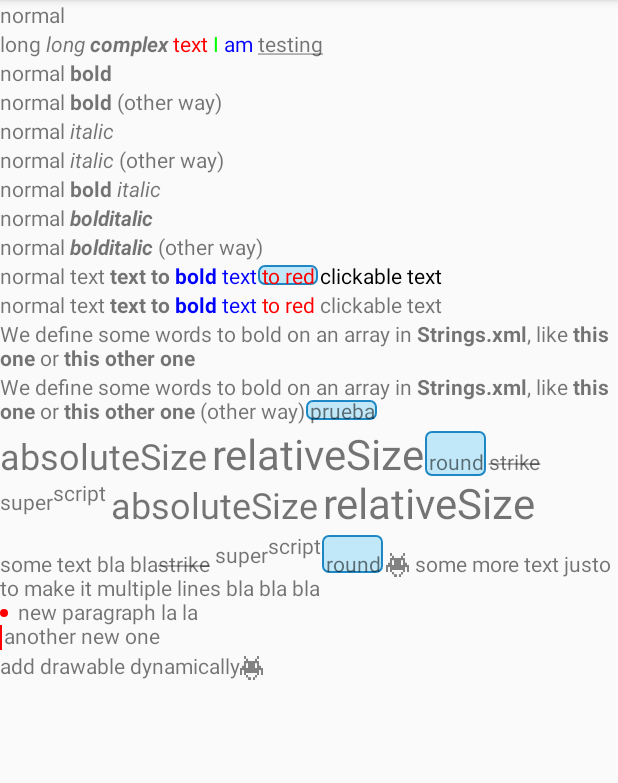
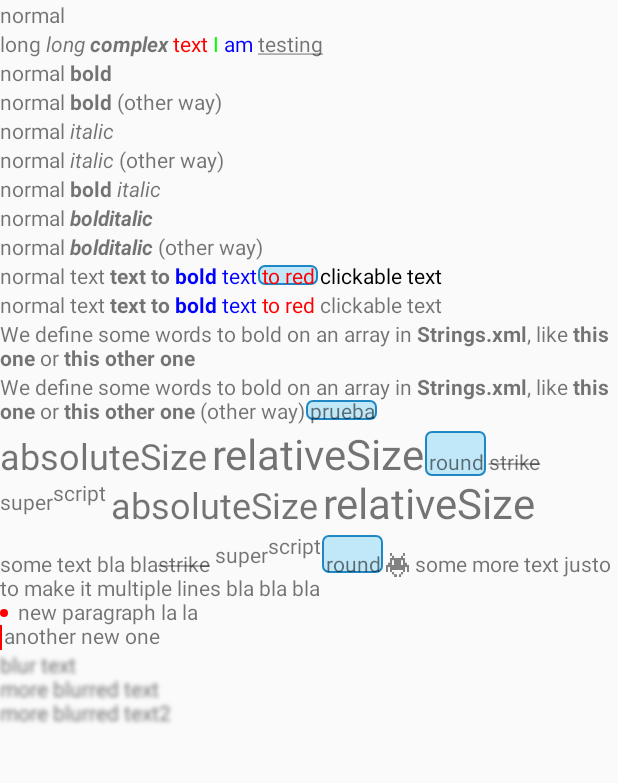
Before and after one commit to irontec/InkSpannable, an Android app: the screen it shows after launch (MainActivity), on a phone screen of 412 x 824 dp, the part 84-867 px from its top. Run offline under Robolectric (Android 15) with nearby library versions, the phone set to English and light mode, and no system bars; our stand-ins replace Timber.

Commit message:
Added blur

```diff
--- a/app/src/main/AndroidManifest.xml
+++ b/app/src/main/AndroidManifest.xml
@@ -6,6 +6,7 @@
 		android:allowBackup="true"
 		android:icon="@mipmap/ic_launcher"
 		android:label="@string/app_name"
+		android:hardwareAccelerated="false"
 		android:roundIcon="@mipmap/ic_launcher_round"
 		android:supportsRtl="true"
 		android:name=".AppCtrl"
--- a/app/src/main/java/com/inlacou/inkspannablelibraryproject/MainActivity.kt
+++ b/app/src/main/java/com/inlacou/inkspannablelibraryproject/MainActivity.kt
@@ -2,6 +2,7 @@ package com.inlacou.inkspannablelibraryproject
 
 import android.content.Context
 import android.content.res.Resources
+import android.graphics.BlurMaskFilter
 import android.os.Build
 import androidx.appcompat.app.AppCompatActivity
 import android.os.Bundle
@@ -104,8 +105,10 @@ class MainActivity : AppCompatActivity() {
 						.build()
 			})
 			addView(RoundedBgTextView(context).apply {
-				text = InkSpannableBuilder("add drawable dynamically")
-						.addDrawable(R.drawable.space_invader, 16.dpToPx(), 16.dpToPx())
+				text = InkSpannableBuilder("")
+						.addTextBlur("blur text\n")
+						.addTextBlur("more blurred text\n")
+						.addTextBlur("more blurred text2\n")
 						.build()
 			})
 		}
--- a/inkspannable/src/main/java/com/inlacou/inkspannable/SpannableExtensions.kt
+++ b/inkspannable/src/main/java/com/inlacou/inkspannable/SpannableExtensions.kt
@@ -1,5 +1,7 @@
 package com.inlacou.inkspannable
 
+import android.content.res.Resources
+import android.graphics.BlurMaskFilter
 import android.graphics.Typeface
 import android.graphics.drawable.Drawable
 import android.os.Build
@@ -11,6 +13,8 @@ import android.text.style.*
 import android.util.Log
 import android.view.View
 import androidx.annotation.RequiresApi
+import com.inlacou.inkspannable.spans.DrawableDrawableSpan
+import com.inlacou.inkspannable.spans.ResDrawableSpan
 
 fun Spannable.applyMod(modifier: TextSpanMod, from: Int = 0, to: Int = length): Spannable {
     modifier.typeface?.let { applyTypeface(it, from, to) }
@@ -19,11 +23,23 @@ fun Spannable.applyMod(modifier: TextSpanMod, from: Int = 0, to: Int = length):
     modifier.underline?.let { applyUnderline(it, from, to) }
     modifier.round?.let { applyRounded(it, from, to) }
     modifier.superScript?.let { applySuperScript(it, from, to) }
+    modifier.subScript?.let { applySubScript(it, from, to) }
+    modifier.blur?.let {
+        if(modifier.blurRadius!=null && modifier.blurStyle!=null) {
+            applyBlur(it, modifier.blurRadius, modifier.blurStyle, from, to)
+        } else if(modifier.blurRadius!=null) {
+            applyBlur(it, radius = modifier.blurRadius, from = from, to = to)
+        } else if(modifier.blurStyle!=null) {
+            applyBlur(it, style = modifier.blurStyle, from = from, to = to)
+        } else {
+            applyBlur(it, from = from, to = to)
+        }
+    }
     modifier.relativeSize?.let { applyRelativeSize(it, from, to) }
     modifier.absoluteSize?.let { applyAbsoluteSize(it, modifier.absoluteSizeDip ?: true, from, to) }
     modifier.strike?.let { applyStrike(it, from, to) }
     modifier.drawable?.let {
-        if(modifier.drawableWidth!=null && modifier.drawableHeight!=null){
+        if(modifier.drawableWidth!=null && modifier.drawableHeight!=null) {
             applyDynamicDrawable(it, width = modifier.drawableWidth, height = modifier.drawableHeight, from = from, to = to)
         }else if(modifier.drawableWidth!=null){
             applyDynamicDrawable(it, width = modifier.drawableWidth, from = from, to = to)
@@ -34,7 +50,7 @@ fun Spannable.applyMod(modifier: TextSpanMod, from: Int = 0, to: Int = length):
         }
     }
     modifier.drawableResId?.let {
-        if(modifier.drawableWidth!=null && modifier.drawableHeight!=null){
+        if(modifier.drawableWidth!=null && modifier.drawableHeight!=null) {
             applyDynamicDrawable(it, width = modifier.drawableWidth, height = modifier.drawableHeight, from = from, to = to)
         }else if(modifier.drawableWidth!=null){
             applyDynamicDrawable(it, width = modifier.drawableWidth, from = from, to = to)
@@ -45,13 +61,13 @@ fun Spannable.applyMod(modifier: TextSpanMod, from: Int = 0, to: Int = length):
         }
     }
     modifier.bulletColor?.let {
-        if(modifier.bulletRadius!=null && Build.VERSION.SDK_INT>=Build.VERSION_CODES.P && modifier.bulletGap!=null){
+        if(modifier.bulletRadius!=null && Build.VERSION.SDK_INT>=Build.VERSION_CODES.P && modifier.bulletGap!=null) {
             applyBullet(color = it, gap = modifier.bulletGap, radius = modifier.bulletRadius, from = from, to = to)
-        }else if(modifier.bulletGap!=null){
+        } else if(modifier.bulletGap!=null) {
             applyBullet(color = it, gap = modifier.bulletGap, from = from, to = to)
-        }else if(modifier.bulletRadius!=null && Build.VERSION.SDK_INT>=Build.VERSION_CODES.P) {
+        } else if(modifier.bulletRadius!=null && Build.VERSION.SDK_INT>=Build.VERSION_CODES.P) {
             applyBullet(color = it, radius = modifier.bulletRadius, from = from, to = to)
-        }else{
+        } else {
             applyBullet(color = it, from = from, to = to)
         }
     }
@@ -91,9 +107,23 @@ fun Spannable.applyStrike(strike: Boolean, from: Int = 0, to: Int = length): Spa
     return this
 }
 
-fun Spannable.applySuperScript(strike: Boolean, from: Int = 0, to: Int = length): Spannable {
-    if(strike) setSpan(SuperscriptSpan(), from, to, Spanned.SPAN_EXCLUSIVE_EXCLUSIVE)
+fun Spannable.applySuperScript(superScript: Boolean, from: Int = 0, to: Int = length): Spannable {
+    if(superScript) setSpan(SuperscriptSpan(), from, to, Spanned.SPAN_EXCLUSIVE_EXCLUSIVE)
     else getSpans(from, to, SuperscriptSpan::class.java).forEach { removeSpan(it) }
+    return this
+}
+
+fun Spannable.applySubScript(subScript: Boolean, from: Int = 0, to: Int = length): Spannable {
+    if(subScript) setSpan(SubscriptSpan(), from, to, Spanned.SPAN_EXCLUSIVE_EXCLUSIVE)
+    else getSpans(from, to, SubscriptSpan::class.java).forEach { removeSpan(it) }
+    return this
+}
+
+/** Needs android:hardwareAccelerated="false" on manifest */
+fun Spannable.applyBlur(blur: Boolean, radius: Float = 3f, style: BlurMaskFilter.Blur = BlurMaskFilter.Blur.NORMAL, from: Int = 0, to: Int = length): Spannable {
+    Log.d("applyBlur", "${substring(from, to)}, radius: $radius, style: $style")
+    if(blur) setSpan(MaskFilterSpan(BlurMaskFilter(radius, style)), from, to, Spanned.SPAN_EXCLUSIVE_EXCLUSIVE)
+    else getSpans(from, to, BlurMaskFilter::class.java).forEach { removeSpan(it) }
     return this
 }
 
@@ -113,6 +143,19 @@ fun Spannable.applySuggestions(list: List<String>, flags: Int = SuggestionSpan.F
 fun Spannable.applyDrawableMargin(drawable: Drawable, pad: Int, from: Int = 0, to: Int = length): Spannable {
     setSpan(DrawableMarginSpan(drawable, pad), from, to, Spanned.SPAN_EXCLUSIVE_EXCLUSIVE)
     return this
+}
+
+fun Spannable.applyDrawableMargin(resId: Int, pad: Int, from: Int = 0, to: Int = length): Spannable {
+    val drawable = InkSpannableConfig.context!!.get()!!.resources.getDrawableCompat(resId)
+    return applyDrawableMargin(drawable, pad, from, to)
+}
+
+private fun Resources.getDrawableCompat(resId: Int): Drawable {
+    return if (Build.VERSION.SDK_INT >= Build.VERSION_CODES.M) {
+        this.getDrawable(resId, null)
+    }else{
+        this.getDrawable(resId)
+    }
 }
 
 fun Spannable.applyDynamicDrawable(drawable: Drawable, width: Int? = null, height: Int? = null, alignment: Int = DynamicDrawableSpan.ALIGN_BASELINE, from: Int = 0, to: Int = length): Spannable {
--- a/inkspannable/src/main/java/com/inlacou/inkspannable/TextSpanMod.kt
+++ b/inkspannable/src/main/java/com/inlacou/inkspannable/TextSpanMod.kt
@@ -1,5 +1,6 @@
 package com.inlacou.inkspannable
 
+import android.graphics.BlurMaskFilter
 import android.graphics.drawable.Drawable
 import android.view.View
 
@@ -9,6 +10,11 @@ data class TextSpanMod(
 		val round: Boolean? = null,
 		val strike: Boolean? = null,
 		val superScript: Boolean? = null,
+		val subScript: Boolean? = null,
+		/** Needs android:hardwareAccelerated="false" on manifest */
+		val blur: Boolean? = null,
+		val blurRadius: Float? = null,
+		val blurStyle: BlurMaskFilter.Blur? = null,
 		val quoteColor: Int? = null,
 		val quoteStripeWidth: Int? = null,
 		val quoteGapWidth: Int? = null,
--- a/inkspannable/src/main/java/com/inlacou/inkspannable/DrawableDrawableSpan.kt
+++ b/inkspannable/src/main/java/com/inlacou/inkspannable/spans/DrawableDrawableSpan.kt
@@ -1,4 +1,4 @@
-package com.inlacou.inkspannable
+package com.inlacou.inkspannable.spans
 
 import android.graphics.drawable.Drawable
 import android.text.style.DynamicDrawableSpan
--- a/inkspannable/src/main/java/com/inlacou/inkspannable/ResDrawableSpan.kt
+++ b/inkspannable/src/main/java/com/inlacou/inkspannable/spans/ResDrawableSpan.kt
@@ -1,10 +1,11 @@
-package com.inlacou.inkspannable
+package com.inlacou.inkspannable.spans
 
 import android.content.Context
 import android.content.res.Resources
 import android.graphics.drawable.Drawable
 import android.os.Build
 import android.text.style.DynamicDrawableSpan
+import com.inlacou.inkspannable.InkSpannableConfig
 
 class ResDrawableSpan(
 		private val resId: Int,
@@ -30,9 +31,8 @@ class ResDrawableSpan(
 	}
 
 	override fun getDrawable(): Drawable {
-		val aux = 0
 		val drawable = InkSpannableConfig.context!!.get()!!.getDrawableCompat(resId)
-		drawable.setBounds(0, aux, width ?: drawable.intrinsicWidth, aux+(height ?: drawable.intrinsicHeight))
+		drawable.setBounds(0, 0, width ?: drawable.intrinsicWidth,height ?: drawable.intrinsicHeight)
 		return drawable
 	}
 
```
Also changed, not shown: inkspannable/src/main/java/com/inlacou/inkspannable/InkSpannableBuilder.kt (+21 -3 lines).
